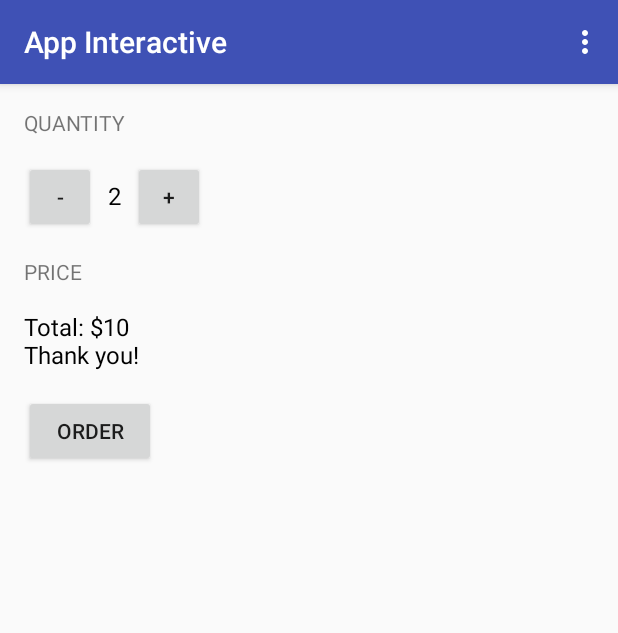
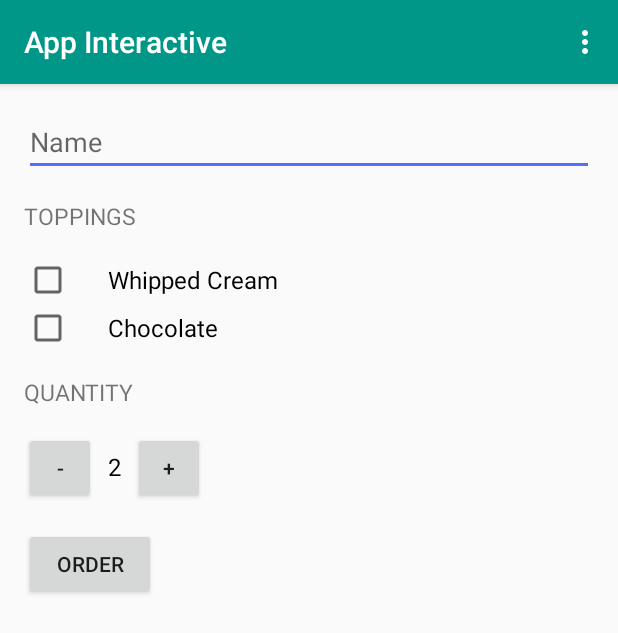
Before and after one commit to viseintellect/AppInteractive, an Android app: the screen it shows after launch (MainActivity), after a tap on "ORDER", on a phone screen of 412 x 824 dp. Shown: the top 633 px of the screen. Run offline under Robolectric (Android 15) with nearby library versions, the phone set to English and light mode, and no system bars.

Commit message:
styling and theme and intents

```diff
--- a/app/src/main/java/com/github/viseintellect/appinteractive/MainActivity.java
+++ b/app/src/main/java/com/github/viseintellect/appinteractive/MainActivity.java
@@ -6,9 +6,12 @@ import android.support.v7.widget.Toolbar;
 import android.view.Menu;
 import android.view.MenuItem;
 import android.view.View;
+import android.widget.CheckBox;
+import android.widget.EditText;
 import android.widget.TextView;
-
-import java.text.NumberFormat;
+import android.widget.Toast;
+import android.content.Intent;
+import android.net.Uri;
 
 /**
  * This app displays an order form to order.
@@ -62,51 +65,102 @@ public class MainActivity extends AppCompatActivity {
      * This method is called when the plus button is clicked.
      */
     public void increment(View view) {
+        if (quantity == 100) {
+            Toast.makeText(this, "You cannot have more than 100 coffees", Toast.LENGTH_SHORT).show();
+            return;
+        }
+
         quantity = quantity + 1;
-        display(quantity);
+        displayQuantity(quantity);
     }
 
     /**
      * This method is called when the minus button is clicked.
      */
     public void decrement(View view) {
+        if (quantity == 1) {
+            Toast.makeText(this, "You cannot have less than 1 coffee", Toast.LENGTH_SHORT).show();
+            return;
+        }
+
         quantity = quantity - 1;
-        display(quantity);
+        displayQuantity(quantity);
     }
 
     /**
      * This method is called when the order button is clicked.
      */
     public void submitOrder(View view) {
-        int price = quantity * 5;
-        String priceMessage = "Total: $" + price;
-        priceMessage = priceMessage + "\nThank you!";
-        displayMessage(priceMessage);
+        CheckBox whippedCreamCheckBox = (CheckBox) findViewById(R.id.whipped_cream_checkbox);
+        boolean hasWhippedCream = whippedCreamCheckBox.isChecked();
+
+        CheckBox chocolateCheckBox = (CheckBox) findViewById(R.id.chocolate_checkbox);
+        boolean hasChocolate = chocolateCheckBox.isChecked();
+
+        EditText nameField = (EditText) findViewById(R.id.name_field);
+        String name = nameField.getText().toString();
+
+        int price = calculatePrice(hasWhippedCream, hasChocolate);
+        String priceMessage = createOrderSummary(price, hasWhippedCream, hasChocolate, name);
+
+        // Use an intent to launch an email app.
+        // Send the order summary in the email body.
+        Intent intent = new Intent(Intent.ACTION_SENDTO);
+        intent.setData(Uri.parse("mailto:")); // only email apps should handle this
+        intent.putExtra(Intent.EXTRA_SUBJECT, "Coffee order for " + name);
+        intent.putExtra(Intent.EXTRA_TEXT, priceMessage);
+        if (intent.resolveActivity(getPackageManager()) != null) {
+            startActivity(intent);
+        }
+    }
+
+    /**
+     * calculates the price of the order
+     *
+     * @param addWhippedCream whether or not to add whipped cream to base price cost
+     * @param addChocolate    whether or not to add chocolate to base price cost
+     * @return total price
+     */
+    private int calculatePrice(boolean addWhippedCream, boolean addChocolate) {
+        int basePrice = 5;
+
+        if (addWhippedCream) {
+            basePrice = basePrice + 1;
+        }
+
+        if (addChocolate) {
+            basePrice = basePrice + 2;
+        }
+
+        return quantity * basePrice;
+    }
+
+    /**
+     * calculates the price of the order
+     *
+     * @param price           of the order
+     * @param hasWhippedCream is whether or not whipped cream is preferred by the customer
+     * @param hasChocolate    is whether chocolate is preferred by the customer
+     * @param name            name of the customer who ordered
+     * @return order summary
+     */
+    private String createOrderSummary(int price, boolean hasWhippedCream, boolean hasChocolate, String name) {
+        String priceMessage = "Name: " + name;
+        priceMessage += "\nAdd whipped cream? " + hasWhippedCream;
+        priceMessage += "\nAdd chocolate? " + hasChocolate;
+        priceMessage += "\nQuantity: " + quantity;
+        priceMessage += "\nTotal: $" + price;
+        priceMessage += "\nThank you!";
+        return priceMessage;
     }
 
     /**
      * This method displays the given quantity value on the screen.
      */
-    private void display(int number) {
+    private void displayQuantity(int number) {
         TextView quantityTextView = (TextView) findViewById(
                 R.id.quantity_text_view);
         quantityTextView.setText("" + number);
     }
 
-    /**
-     * This method displays the given price on the screen.
-     */
-    private void displayPrice(int number) {
-        TextView priceTextView = (TextView) findViewById(R.id.price_text_view);
-        priceTextView.setText(NumberFormat.getCurrencyInstance().format(number));
-    }
-
-    /**
-     * This method displays the given text on the screen.
-     */
-    private void displayMessage(String message) {
-        TextView priceTextView = (TextView) findViewById(R.id.price_text_view);
-        priceTextView.setText(message);
-    }
-
 }
--- a/app/src/main/res/layout/content_main.xml
+++ b/app/src/main/res/layout/content_main.xml
@@ -1,24 +1,59 @@
 <?xml version="1.0" encoding="utf-8"?>
-<LinearLayout xmlns:android="http://schemas.android.com/apk/res/android"
+<ScrollView xmlns:android="http://schemas.android.com/apk/res/android"
     xmlns:app="http://schemas.android.com/apk/res-auto"
     xmlns:tools="http://schemas.android.com/tools"
+    android:layout_width="match_parent"
+    android:layout_height="match_parent"
+    app:layout_behavior="@string/appbar_scrolling_view_behavior"
+    tools:context=".MainActivity"
+    tools:showIn="@layout/activity_main">
+
+    <LinearLayout
         android:layout_width="match_parent"
         android:layout_height="match_parent"
         android:orientation="vertical"
         android:paddingBottom="@dimen/activity_vertical_margin"
         android:paddingLeft="@dimen/activity_horizontal_margin"
         android:paddingRight="@dimen/activity_horizontal_margin"
-    android:paddingTop="@dimen/activity_vertical_margin"
-    app:layout_behavior="@string/appbar_scrolling_view_behavior"
-    tools:context=".MainActivity"
-    tools:showIn="@layout/activity_main">
+        android:paddingTop="@dimen/activity_vertical_margin">
+
+        <EditText
+            android:id="@+id/name_field"
+            android:layout_width="match_parent"
+            android:layout_height="wrap_content"
+            android:hint="Name"
+            android:inputType="textCapWords" />
+
+        <TextView
+            android:layout_width="wrap_content"
+            android:layout_height="wrap_content"
+            android:layout_marginTop="16dp"
+            android:layout_marginBottom="16dp"
+            android:text="Toppings"
+            style="@style/HeaderTextStyle"/>
+
+        <CheckBox
+            android:id="@+id/whipped_cream_checkbox"
+            android:layout_width="wrap_content"
+            android:layout_height="wrap_content"
+            android:paddingLeft="24dp"
+            android:text="Whipped Cream"
+            android:textSize="16sp" />
+        <CheckBox
+            android:id="@+id/chocolate_checkbox"
+            android:layout_width="wrap_content"
+            android:layout_height="wrap_content"
+            android:paddingLeft="24dp"
+            android:text="Chocolate"
+            android:textSize="16sp" />
 
         <TextView
             android:layout_width="wrap_content"
             android:layout_height="wrap_content"
             android:layout_marginBottom="16dp"
+            android:layout_marginTop="16dp"
             android:text="Quantity"
-        android:textAllCaps="true" />
+            style="@style/HeaderTextStyle"/>
 
         <LinearLayout
             android:layout_width="match_parent"
@@ -49,22 +84,6 @@
 
         </LinearLayout>
 
-    <TextView
-        android:layout_width="wrap_content"
-        android:layout_height="wrap_content"
-        android:layout_marginTop="16dp"
-        android:text="Price"
-        android:textAllCaps="true" />
-
-    <TextView
-        android:id="@+id/price_text_view"
-        android:layout_width="wrap_content"
-        android:layout_height="wrap_content"
-        android:layout_marginTop="16dp"
-        android:text="$10"
-        android:textColor="@android:color/black"
-        android:textSize="16sp" />
-
         <Button
             android:layout_width="wrap_content"
             android:layout_height="wrap_content"
@@ -73,3 +92,5 @@
             android:text="Order"
             android:textAllCaps="true" />
     </LinearLayout>
+
+</ScrollView>
--- a/app/src/main/res/values/colors.xml
+++ b/app/src/main/res/values/colors.xml
@@ -1,6 +1,6 @@
 <?xml version="1.0" encoding="utf-8"?>
 <resources>
-    <color name="colorPrimary">#3F51B5</color>
-    <color name="colorPrimaryDark">#303F9F</color>
-    <color name="colorAccent">#FF4081</color>
+    <color name="colorPrimary">#009688</color>
+    <color name="colorPrimaryDark">#00796B</color>
+    <color name="colorAccent">#536DFE</color>
 </resources>
--- a/app/src/main/res/values/styles.xml
+++ b/app/src/main/res/values/styles.xml
@@ -13,5 +13,11 @@
     </style>
     <style name="AppTheme.AppBarOverlay" parent="ThemeOverlay.AppCompat.Dark.ActionBar" />
     <style name="AppTheme.PopupOverlay" parent="ThemeOverlay.AppCompat.Light" />
-
+    <style name="HeaderTextStyle" >
+        <item name="android:layout_width">wrap_content</item>
+        <item name="android:layout_height">48dp</item>
+        <item name="android:gravity">center_vertical</item>
+        <item name="android:textSize">15sp</item>
+        <item name="android:textAllCaps">true</item>
+    </style>
 </resources>
```
Lines whose indentation alone changed are shown as unchanged.
